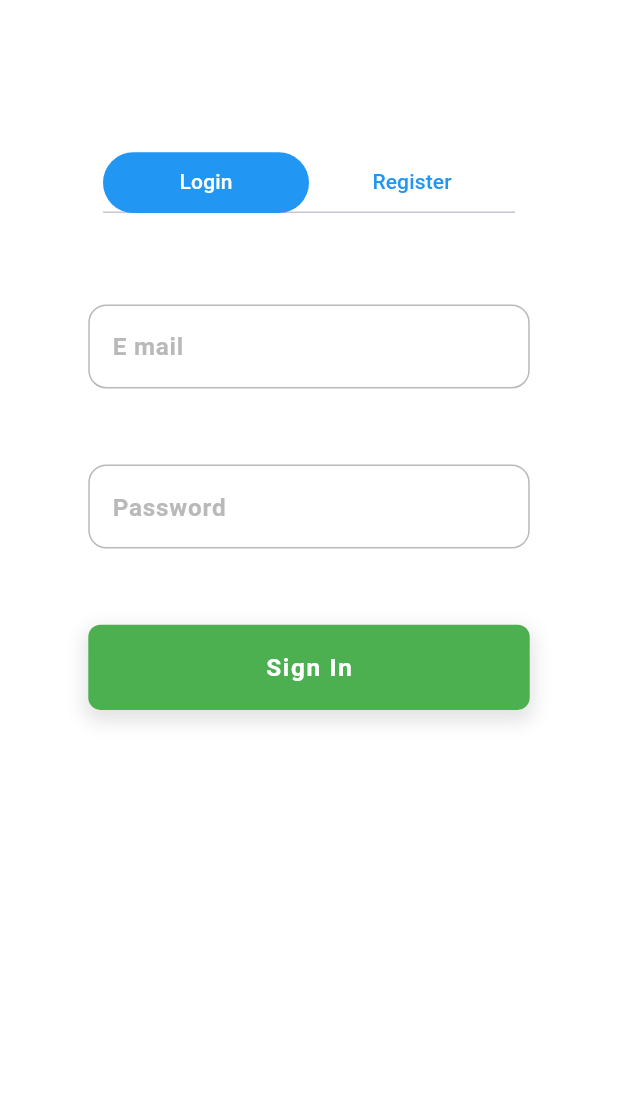
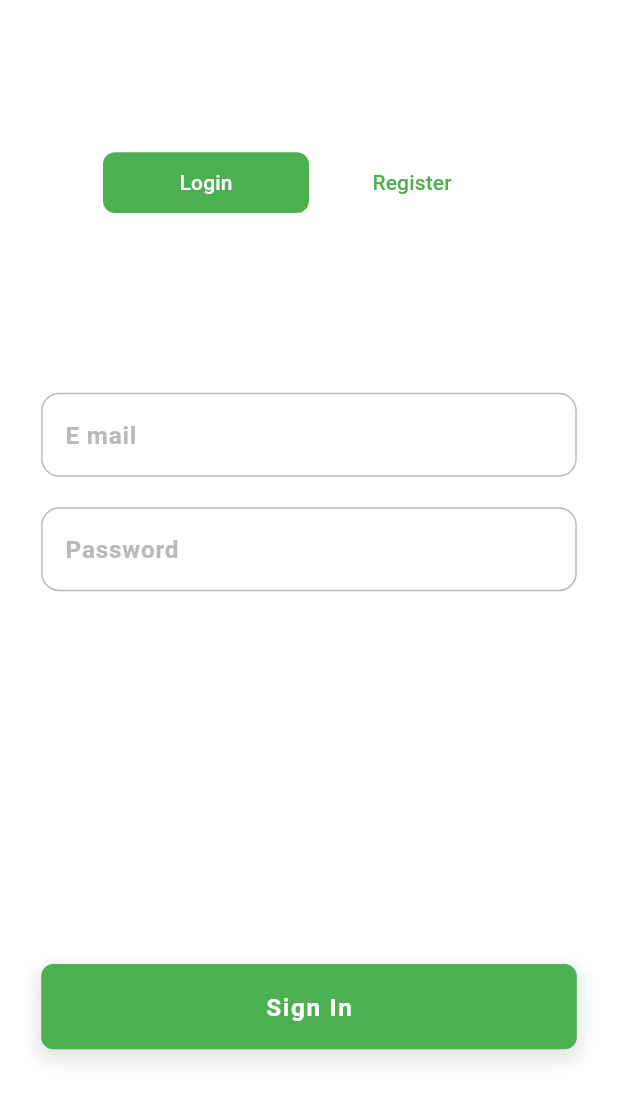
Before and after one commit to muhammadkamrannazir/The-Treending, a Flutter app: the screen it shows once a user with an empty profile is signed in, after a tap on the "logout" icon, on a phone screen of 412 x 824 dp. Shown: the top 1101 px of the screen. Run offline on Flutter 3.47's test engine with Material 3 defaults, Android fonts, the light colour scheme and no system bars; our stand-ins replace cloud_firestore, firebase_auth, firebase_core, flutter_screenutil, fluttertoast, get; accounts and stored records are empty.

Commit message:
auth done

```diff
--- a/lib/auth/auth.dart
+++ b/lib/auth/auth.dart
@@ -1,6 +1,7 @@
 // ignore_for_file: prefer_const_constructors, duplicate_ignore, file_names
 import 'package:flutter/material.dart';
 import 'package:flutter_screenutil/flutter_screenutil.dart';
+import 'package:treending/utils/colors.dart';
 
 import 'sign in.dart';
 import 'sign up.dart';
@@ -28,7 +29,7 @@ class _AuthScreenState extends State<AuthScreen>
         body: Container(
           decoration: BoxDecoration(color: Colors.white),
           child: Padding(
-            padding: EdgeInsets.fromLTRB(27.w, 50.h, 27.w, 0),
+            padding: EdgeInsets.fromLTRB(0.w, 50.h, 0.w, 0),
             child: Container(
               decoration: BoxDecoration(
                 color: Colors.white,
@@ -43,18 +44,22 @@ class _AuthScreenState extends State<AuthScreen>
                     width: 250.w,
                     decoration: BoxDecoration(
                       color: Colors.white,
-                      borderRadius: BorderRadius.circular(50.r),
+                      borderRadius: BorderRadius.circular(8.r),
                     ),
                     child: TabBar(
                       indicator: BoxDecoration(
-                        borderRadius: BorderRadius.circular(30.r),
-                        color: Colors.blue,
+                        borderRadius: BorderRadius.circular(8.r),
+                        color: AppColors.primary,
                       ),
-                      unselectedLabelColor: Colors.blue,
+                      unselectedLabelColor: AppColors.primary,
                       labelColor: Colors.white,
                       controller: _tabController,
                       indicatorSize: TabBarIndicatorSize.tab,
-                      indicatorColor: Colors.blue,
+                      indicatorWeight: 0,
+                      // dividerColor: Colors.white,
+                      dividerHeight: 0,
+                      indicatorPadding: EdgeInsets.zero,
+                      indicatorColor: AppColors.primary,
                       tabs: const [Tab(text: 'Login'), Tab(text: 'Register')],
                     ),
                   ),
--- a/lib/auth/sign in.dart
+++ b/lib/auth/sign in.dart
@@ -4,6 +4,7 @@ import 'package:flutter/material.dart';
 import 'package:flutter_screenutil/flutter_screenutil.dart';
 import 'package:fluttertoast/fluttertoast.dart';
 import 'package:get/get.dart';
+import 'package:treending/utils/styles.dart';
 import 'package:treending/widgets/button.dart';
 import 'package:treending/widgets/textfiled.dart';
 
@@ -30,13 +31,13 @@ class _SignInScreenState extends State<SignInScreen> {
         child: Center(
           child: Form(
             key: _formKey,
-            child: SizedBox(
-              width: MediaQuery.of(context).size.width / 1.4,
+            child: Padding(
+              padding: PADDING,
               child: Column(
                 crossAxisAlignment: CrossAxisAlignment.center,
                 mainAxisAlignment: MainAxisAlignment.center,
                 children: [
-                  SizedBox(height: 60.h),
+                  SizedBox(height: 118.h),
                   //--------------------------------Email
                   CustomTextField(
                     hintText: 'E mail',
@@ -57,7 +58,7 @@ class _SignInScreenState extends State<SignInScreen> {
                     textInputAction: TextInputAction.next,
                     keyboardType: TextInputType.emailAddress,
                   ),
-                  SizedBox(height: 50.h),
+                  SizedBox(height: 20.h),
                   //------------------------------Password
                   CustomTextField(
                     hintText: 'Password',
@@ -79,7 +80,7 @@ class _SignInScreenState extends State<SignInScreen> {
                     textInputAction: TextInputAction.done,
                     keyboardType: TextInputType.visiblePassword,
                   ),
-                  SizedBox(height: 50.h),
+                  SizedBox(height: 245.h),
                   //------------------------------Button
                   CustomButton(
                     name: 'Sign In',
@@ -90,44 +91,6 @@ class _SignInScreenState extends State<SignInScreen> {
                         ),
                   ),
                   SizedBox(height: 5.h),
-
-                  // TextButton(
-                  //   onPressed: () {},
-                  //   child: const Text(
-                  //     'Forgot Password?',
-                  //     style: TextStyle(
-                  //       decoration: TextDecoration.underline,
-                  //       color: Colors.black,
-                  //       fontSize: 16.0,
-                  //     ),
-                  //   ),
-                  // ),
-                  // SizedBox(height: 10),
-                  // Text(
-                  //   'Or',
-                  //   style: TextStyle(
-                  //     color: Colors.black,
-                  //     fontSize: 16.0,
-                  //     fontFamily: 'WorkSansMedium',
-                  //   ),
-                  // ),
-                  // SizedBox(height: 20),
-                  // TextButton.icon(
-                  //   style: TextButton.styleFrom(
-                  //     textStyle: const TextStyle(color: Colors.black),
-                  //     backgroundColor: Colors.white,
-                  //     shape: RoundedRectangleBorder(
-                  //       side: BorderSide(color: Colors.grey),
-                  //       borderRadius: BorderRadius.circular(24.0),
-                  //     ),
-                  //   ),
-                  //   onPressed: () => {},
-                  //   icon: Icon(Icons.adaptive.flip_camera),
-                  //   label: const Text(
-                  //     'Sign in with google',
-                  //     style: TextStyle(color: Colors.black),
-                  //   ),
-                  // ),
                 ],
               ),
             ),
--- a/lib/auth/sign up.dart
+++ b/lib/auth/sign up.dart
@@ -6,6 +6,10 @@ import 'package:flutter/material.dart';
 import 'package:flutter_screenutil/flutter_screenutil.dart';
 import 'package:fluttertoast/fluttertoast.dart';
 import 'package:get/get.dart';
+import 'package:treending/utils/styles.dart';
+import 'package:treending/widgets/button.dart';
+import 'package:treending/widgets/text.dart';
+import 'package:treending/widgets/textfiled.dart';
 
 import 'Model/user_model.dart';
 import '../dashboard/dashboard.dart';
@@ -29,12 +33,9 @@ class _SignUpScreenState extends State<SignUpScreen> {
   @override
   Widget build(BuildContext context) {
     //--------------------------------full Name
-    final fullnamefeild = TextFormField(
-      autofocus: false,
+    final fullnamefeild = CustomTextField(
+      hintText: 'hintText',
       controller: fullnameController,
-      onSaved: (value) {
-        fullnameController.text = value!;
-      },
       validator: (value) {
         RegExp regex = RegExp(r'^.{3,}$');
         if (value!.isEmpty) {
@@ -45,39 +46,16 @@ class _SignUpScreenState extends State<SignUpScreen> {
         }
         return null;
       },
-      textInputAction: TextInputAction.next,
-      decoration: InputDecoration(
-        contentPadding: EdgeInsets.fromLTRB(20.w, 15.h, 20.w, 15.h),
-        hintText: "Name",
-      ),
-    );
-    //--------------------------------user Name
-    final usernamefeild = TextFormField(
-      autofocus: false,
-      controller: usernameController,
       onSaved: (value) {
-        usernameController.text = value!;
-      },
-      validator: (value) {
-        if (value!.isEmpty) {
-          return ("Please Enter user Name");
-        }
-        return null;
+        fullnameController.text = value!;
       },
       textInputAction: TextInputAction.next,
-      decoration: InputDecoration(
-        contentPadding: EdgeInsets.fromLTRB(20.w, 15.h, 20.w, 15.h),
-        hintText: "Last Name",
-      ),
+      keyboardType: TextInputType.name,
     );
     //--------------------------------Email
-    final emailfeild = TextFormField(
-      autofocus: false,
-      controller: emailController,
-      keyboardType: TextInputType.emailAddress,
-      onSaved: (value) {
-        emailController.text = value!;
-      },
+    final emailfeild = CustomTextField(
+      hintText: 'hintText',
+      controller: usernameController,
       validator: (value) {
         if (value!.isEmpty) {
           return ("Please Enter Email");
@@ -88,17 +66,18 @@ class _SignUpScreenState extends State<SignUpScreen> {
         }
         return null;
       },
+      keyboardType: TextInputType.emailAddress,
+      onSaved: (value) {
+        emailController.text = value!;
+      },
       textInputAction: TextInputAction.next,
-      decoration: InputDecoration(
-        contentPadding: EdgeInsets.fromLTRB(20.w, 15.h, 20.w, 15.h),
-        hintText: "E-mail",
-      ),
     );
     //--------------------------------Password
-    final passwordfeild = TextFormField(
-      autofocus: false,
+    final passwordfeild = CustomTextField(
+      hintText: "Password",
+      controller: passwordController,
+      textInputAction: TextInputAction.next,
       obscureText: true,
-      controller: passwordController,
       onSaved: (value) {
         passwordController.text = value!;
       },
@@ -112,77 +91,56 @@ class _SignUpScreenState extends State<SignUpScreen> {
         }
         return null;
       },
-      textInputAction: TextInputAction.next,
-      decoration: InputDecoration(
-        contentPadding: EdgeInsets.fromLTRB(20.w, 15.h, 20.w, 15.h),
-        hintText: "Password",
-      ),
     );
     //--------------------------------Confirm Password
-    final confirmpassword = TextFormField(
-      autofocus: false,
+    final confirmpassword = CustomTextField(
+      hintText: 'Confirm Password',
+      controller: confirmpasswordController,
       obscureText: true,
-      controller: confirmpasswordController,
-      onSaved: (value) {
-        confirmpasswordController.text = value!;
-      },
       validator: (value) {
         if (confirmpasswordController.text != passwordController.text) {
           return "Password dont Match";
         }
         return null;
       },
+      onSaved: (value) {
+        confirmpasswordController.text = value!;
+      },
       textInputAction: TextInputAction.done,
-      decoration: InputDecoration(
-        contentPadding: EdgeInsets.fromLTRB(20.w, 15.h, 20.w, 15.h),
-        hintText: "Confirm Password",
-      ),
     );
     //--------------------------------Button
 
-    final loginbutton = SizedBox(
-      height: MediaQuery.of(context).size.height / 18,
-      width: MediaQuery.of(context).size.width / 1.8,
-      child: ElevatedButton(
-        style: ButtonStyle(
-          backgroundColor: WidgetStateProperty.all<Color>(Colors.blue),
-          shape: WidgetStateProperty.all<RoundedRectangleBorder>(
-            RoundedRectangleBorder(borderRadius: BorderRadius.circular(30.r)),
-          ),
-        ),
-        onPressed: () {
-          signUp(emailController.text, passwordController.text);
-        },
-        child: Text(
-          'Sign Up',
-          style: TextStyle(color: Colors.white, fontSize: 20.sp),
-        ),
-      ),
+    final loginbutton = CustomButton(
+      name: 'Sign Up',
+      onPressed: () {
+        signUp(emailController.text, passwordController.text);
+      },
     );
+
     return Scaffold(
       backgroundColor: Colors.white,
       body: SingleChildScrollView(
         child: Center(
           child: Form(
             key: _formKey,
-            child: SizedBox(
-              width: MediaQuery.of(context).size.width / 1.4,
+            child: Padding(
+              padding: PADDING,
               child: Column(
                 mainAxisAlignment: MainAxisAlignment.spaceAround,
                 children: [
-                  SizedBox(height: MediaQuery.of(context).size.height / 30),
+                  SizedBox(height: 40.h),
                   fullnamefeild,
                   // SizedBox(height: MediaQuery.of(context).size.height / 30),
                   // usernamefeild,
-                  SizedBox(height: MediaQuery.of(context).size.height / 30),
+                  SizedBox(height: 20.h),
                   emailfeild,
-                  SizedBox(height: MediaQuery.of(context).size.height / 30),
+                  SizedBox(height: 20.h),
                   passwordfeild,
-                  SizedBox(height: MediaQuery.of(context).size.height / 30),
+                  SizedBox(height: 20.h),
                   confirmpassword,
-                  SizedBox(height: MediaQuery.of(context).size.height / 20),
+                  SizedBox(height: 170.h),
                   loginbutton,
-                  SizedBox(height: MediaQuery.of(context).size.height / 60),
+                  SizedBox(height: 20.h),
                   // Text(
                   //   'Or',
                   //   style: TextStyle(
--- a/lib/dashboard/dashboard.dart
+++ b/lib/dashboard/dashboard.dart
@@ -4,6 +4,7 @@ import 'package:flutter/material.dart';
 import 'package:flutter_screenutil/flutter_screenutil.dart';
 import 'package:fluttertoast/fluttertoast.dart';
 import 'package:get/get.dart';
+import 'package:treending/utils/colors.dart';
 
 import '../auth/auth.dart';
 
@@ -56,10 +57,10 @@ class _HomeScreenState extends State<HomeScreen> {
       appBar: AppBar(
         automaticallyImplyLeading: false,
         iconTheme: const IconThemeData(color: Colors.white),
-        backgroundColor: Colors.blue,
+        backgroundColor: AppColors.primary,
         title: const Text(
           'The Treending',
-          style: TextStyle(color: Colors.white),
+          style: TextStyle(color: Colors.white, fontWeight: FontWeight.w500),
         ),
         actions: [
           IconButton(
--- a/lib/utils/styles.dart
+++ b/lib/utils/styles.dart
@@ -1,3 +1,4 @@
 import 'package:flutter/widgets.dart';
+import 'package:flutter_screenutil/flutter_screenutil.dart';
 
-var PADDING = EdgeInsets.symmetric(horizontal: 25);
+var PADDING = EdgeInsets.symmetric(horizontal: 25.w);
--- a/pubspec.yaml
+++ b/pubspec.yaml
@@ -44,8 +44,8 @@ flutter:
   uses-material-design: true
 
   # To add assets to your application, add an assets section, like this:
-  # assets:
-  #   - images/a_dot_burr.jpeg
+  assets:
+    - images/
   #   - images/a_dot_ham.jpeg
 
   # An image asset can refer to one or more resolution-specific "variants", see
```
Also changed, not shown: lib/utils/images.dart (+1 -10 lines), lib/widgets/textfiled.dart (+0 -51 lines), images/logo.png (added), 6 other files.
